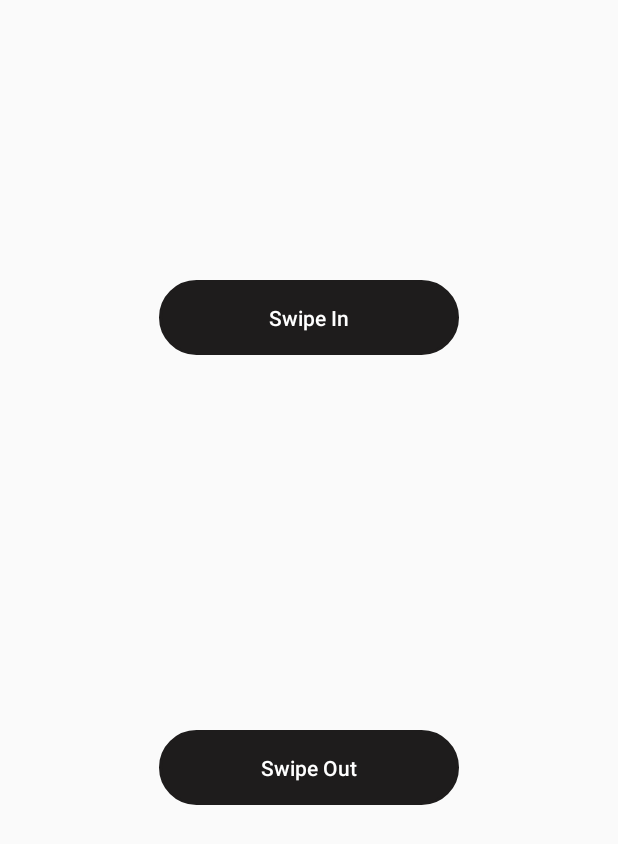
After one commit to ShannonBirch/gym, an Android app: the fragment SwipeCardFragment shown on its own in the app's theme, on a phone screen of 412 x 824 dp. The commit adds this screen. Shown: the top 844 px of the screen. Run offline under Robolectric (Android 15) with nearby library versions, the phone set to English and light mode, and no system bars.

Commit message:
Working on test swipe in swipe out methods

```diff
--- a/app/src/main/java/com/shannonbirch/gym/gymapp/LoginActivity.java
+++ b/app/src/main/java/com/shannonbirch/gym/gymapp/LoginActivity.java
@@ -95,7 +95,6 @@ public class LoginActivity extends AppCompatActivity {
 
             try{// To send the data
 
-                //ToDo: write uLogin.php when I'm not on Amazon books wifi
                 URL url = new URL("http://gym.shannonbirch.com/phpScripts/Auth/uLogin.php");
 
 
@@ -129,7 +128,6 @@ public class LoginActivity extends AppCompatActivity {
 
 
                 if(line.toString().equals("Success")){
-                    //ToDo: Store userID and token
 
                     String userID = reader.readLine().toString();
                     String token = reader.readLine().toString();
--- a/app/src/main/java/com/shannonbirch/gym/gymapp/MainActivity.java
+++ b/app/src/main/java/com/shannonbirch/gym/gymapp/MainActivity.java
@@ -99,6 +99,11 @@ public class MainActivity extends AppCompatActivity {
                             Toast.makeText(getApplicationContext(), "Logout Selected", Toast.LENGTH_SHORT).show();
                             startActivity(new Intent(MainActivity.this, AppStartScreenActivity.class));
                             return true;
+                        case R.id.swipe_card:
+                            SwipeCardFragment swipeFragment = new SwipeCardFragment();
+                            android.support.v4.app.FragmentTransaction swipeFragmentTransaction = getSupportFragmentManager().beginTransaction();
+                            swipeFragmentTransaction.replace(R.id.frame, swipeFragment).commit();
+                            return true;
 
                         default:
                             Toast.makeText(getApplicationContext(), "Somethings Wrong", Toast.LENGTH_SHORT).show();
--- /dev/null
+++ b/app/src/main/java/com/shannonbirch/gym/gymapp/SwipeCardFragment.java
@@ -0,0 +1,53 @@
+package com.shannonbirch.gym.gymapp;
+
+import android.support.v4.app.Fragment;
+import android.os.Bundle;
+import android.support.annotation.Nullable;
+import android.view.LayoutInflater;
+import android.view.View;
+import android.view.ViewGroup;
+import android.widget.Button;
+import android.widget.TextView;
+
+/**
+ * Created by shannon on 1/15/18.
+ */
+
+public class SwipeCardFragment extends Fragment{
+
+
+
+
+    @Nullable
+    @Override
+    public View onCreateView(LayoutInflater inflater, ViewGroup container, Bundle savedInstanceState) {
+
+
+        View v = inflater.inflate(R.layout.activity_swipe_card_fragment, container, false);
+        return v;
+    }
+
+
+
+
+    //ToDo: Online stuff, connect to online, create a database
+
+    private void swipeIn(){
+
+
+
+    }
+
+    private void swipeOut(){
+
+    }
+
+
+
+
+
+    private String swipe(Boolean inOrOut){
+
+    }
+
+}
--- a/app/src/main/java/com/shannonbirch/gym/gymapp/tools/Logout.java
+++ b/app/src/main/java/com/shannonbirch/gym/gymapp/tools/Logout.java
@@ -22,8 +22,6 @@ import static com.shannonbirch.gym.gymapp.tools.DeleteUserInfo.deleteUserInfo;
 public class Logout {
 
     public static Boolean logout(Context context){
-
-        //ToDo: Web logout
 
         Log.d("CheckToken", "Checking Token begins");
         final String SHARED_PREF_KEY            = "UserInfo";
--- /dev/null
+++ b/app/src/main/res/layout/activity_swipe_card_fragment.xml
@@ -0,0 +1,42 @@
+<?xml version="1.0" encoding="utf-8"?>
+
+<RelativeLayout xmlns:android="http://schemas.android.com/apk/res/android"
+    android:orientation="vertical" android:layout_width="match_parent"
+    android:layout_height="match_parent">
+
+    <Button
+        android:id="@+id/swipeInButton"
+        style="?android:attr/borderlessButtonStyle"
+        android:layout_width="200dp"
+        android:layout_height="wrap_content"
+        android:minHeight="50dp"
+        android:background="@drawable/button"
+        android:layout_gravity="bottom"
+        android:layout_marginBottom="400dp"
+        android:layout_marginStart="10dp"
+        android:layout_marginEnd="10dp"
+        android:layout_weight="1"
+        android:text="@string/swipeIn"
+        android:textColor="@drawable/text_color"
+        android:textAllCaps="false"
+        android:onClick="swipeIn"/>
+
+    <Button
+        android:id="@+id/swipeOutButton"
+        style="?android:attr/borderlessButtonStyle"
+        android:layout_width="200dp"
+        android:layout_height="wrap_content"
+        android:minHeight="50dp"
+        android:background="@drawable/button"
+        android:layout_gravity="bottom"
+        android:layout_marginTop="300dp"
+        android:layout_marginStart="10dp"
+        android:layout_marginEnd="10dp"
+        android:layout_weight="1"
+        android:text="@string/swipeOut"
+        android:textColor="@drawable/text_color"
+        android:textAllCaps="false"
+        android:onClick="swipeOut"/>
+
+
+</RelativeLayout>
--- a/app/src/main/res/menu/drawer.xml
+++ b/app/src/main/res/menu/drawer.xml
@@ -15,6 +15,13 @@
             android:checked="false"
             android:icon="@drawable/reminder"
             android:title="@string/nav_reminders" />
+
+        <item
+            android:id="@+id/swipe_card"
+            android:checked="false"
+
+            android:title="@string/nav_swipe_card" />
+            <!-- ToDo: find Icon -->
 
 
     </group>
--- a/app/src/main/res/values/strings.xml
+++ b/app/src/main/res/values/strings.xml
@@ -23,6 +23,7 @@
     <!-- Navigation Drawer menu labels -->
     <string name="nav_home">Home</string>
     <string name="nav_reminders">Reminders</string>
+    <string name="nav_swipe_card">Swipe Card</string>
     <string name="nav_settings">Settings</string>
     <string name="nav_logout">Log Out</string>
     <string name="stat_tracker">Statistics</string>
@@ -32,5 +33,9 @@
     <string name="adermenji_gmail_com">adermenji@gmail.com</string>
     <string name="title_activity_home_fragment">HomeFragment</string>
 
+    <!--For the SwipeCard Layout-->
+    <string name="swipeIn">Swipe In</string>
+    <string name="swipeOut">Swipe Out</string>
+
 
 </resources>
```
